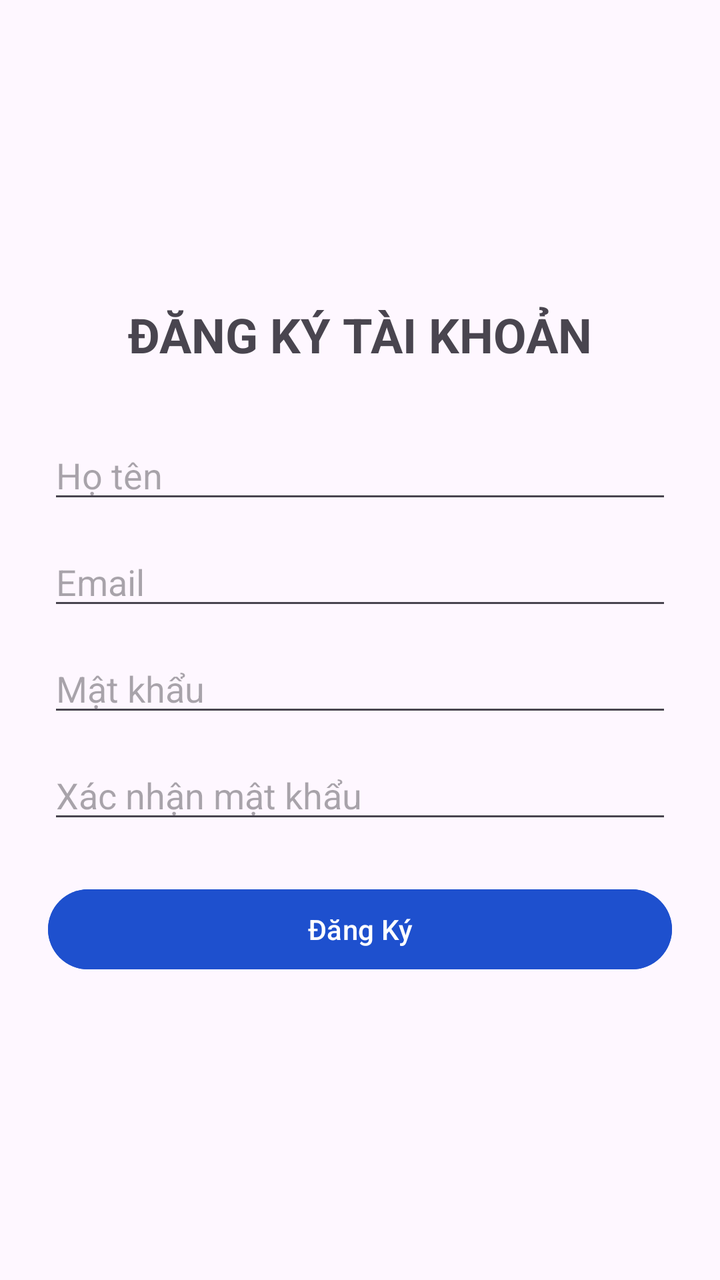
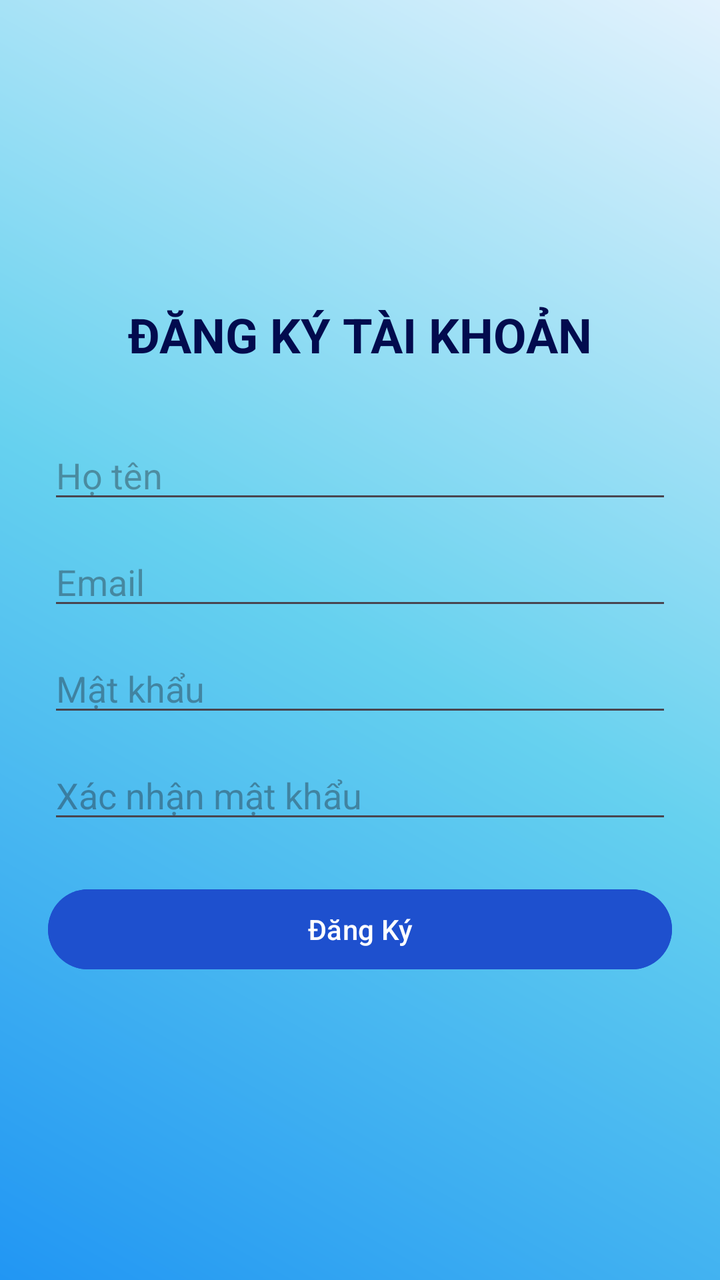

Screens rendered from an Android XML layout before and after an edit, with the pre-edit source and the edit as a unified diff.
<!-- AndroidManifest.xml: application theme Theme.ProjectCK -->
<!-- res/layout/activity_register.xml -->
<?xml version="1.0" encoding="utf-8"?>
<LinearLayout xmlns:android="http://schemas.android.com/apk/res/android"
    android:layout_width="match_parent"
    android:layout_height="match_parent"
    android:orientation="vertical"
    android:padding="24dp"
    android:gravity="center">

    <TextView
        android:layout_width="wrap_content"
        android:layout_height="wrap_content"
        android:text="ĐĂNG KÝ TÀI KHOẢN"
        android:textSize="24sp"
        android:textStyle="bold"
        android:layout_marginBottom="32dp"/>

    <EditText
        android:id="@+id/edtRegName"
        android:layout_width="match_parent"
        android:layout_height="wrap_content"
        android:hint="Họ tên"
        android:inputType="textPersonName"
        android:layout_marginBottom="12dp"/>

    <EditText
        android:id="@+id/edtRegEmail"
        android:layout_width="match_parent"
        android:layout_height="wrap_content"
        android:hint="Email"
        android:inputType="textEmailAddress"
        android:layout_marginBottom="12dp"/>

    <EditText
        android:id="@+id/edtRegPassword"
        android:layout_width="match_parent"
        android:layout_height="wrap_content"
        android:hint="Mật khẩu"
        android:inputType="textPassword"
        android:layout_marginBottom="12dp"/>

    <EditText
        android:id="@+id/edtRegConfirmPassword"
        android:layout_width="match_parent"
        android:layout_height="wrap_content"
        android:hint="Xác nhận mật khẩu"
        android:inputType="textPassword"
        android:layout_marginBottom="24dp"/>

    <Button
        android:id="@+id/btnRegister"
        android:layout_width="match_parent"
        android:layout_height="wrap_content"
        android:text="Đăng Ký"
        android:backgroundTint="@color/button_color"/>
</LinearLayout>
<!-- resources referenced by this layout -->
<resources>
  <color name="button_color">#1E50CE</color>
  <style name="Theme.ProjectCK" parent="Base.Theme.ProjectCK" />
  <style name="Base.Theme.ProjectCK" parent="Theme.Material3.DayNight.NoActionBar">
          
          
      </style>
</resources>

<!-- the commit's change to res/layout/activity_register.xml (unified diff, before → after) -->
@@ -4,7 +4,8 @@
     android:layout_height="match_parent"
     android:orientation="vertical"
     android:padding="24dp"
-    android:gravity="center">
+    android:gravity="center"
+    android:background="@drawable/bg_gradient">
 
     <TextView
         android:layout_width="wrap_content"
@@ -12,7 +13,8 @@
         android:text="ĐĂNG KÝ TÀI KHOẢN"
         android:textSize="24sp"
         android:textStyle="bold"
-        android:layout_marginBottom="32dp"/>
+        android:layout_marginBottom="32dp"
+        android:textColor="@color/appname_color"/>
 
     <EditText
         android:id="@+id/edtRegName"
<!-- resource entries referenced after the edit -->
@@ -1,6 +1,15 @@
 <!-- resources referenced by this layout -->
 <resources>
+  <color name="appname_color">#020B4E</color>
   <color name="button_color">#1E50CE</color>
+  <!-- drawable bg_gradient (drawable) -->
+  <shape xmlns:android="http://schemas.android.com/apk/res/android">
+      <gradient
+          android:startColor="#2196F3"
+          android:centerColor="#66D1EF"
+          android:endColor="#E3F2FD"
+          android:angle="45"/>
+  </shape>
   <style name="Theme.ProjectCK" parent="Base.Theme.ProjectCK" />
   <style name="Base.Theme.ProjectCK" parent="Theme.Material3.DayNight.NoActionBar">
           
